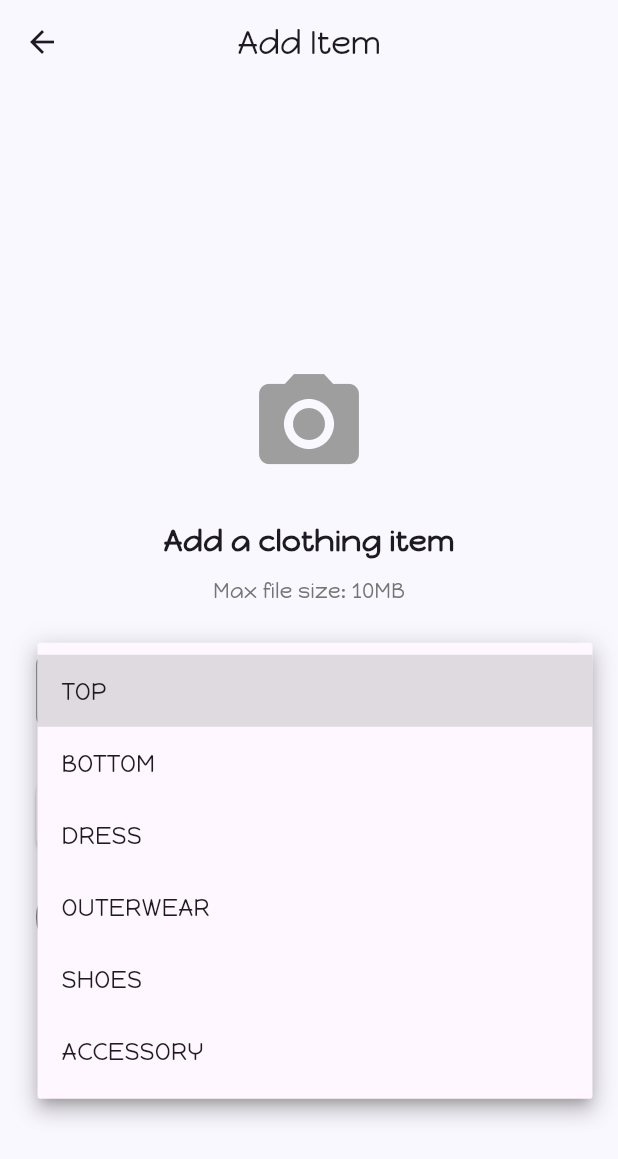
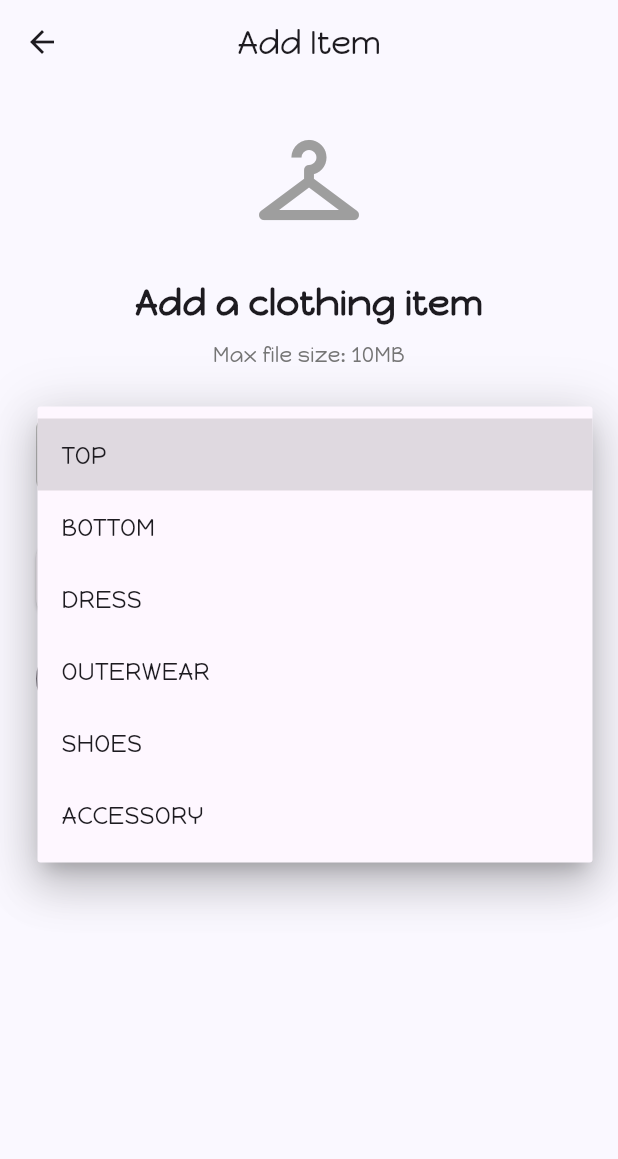
Before and after one commit to HybridCloudWorks/SimplySoph-SimplyStyles, a Flutter app: the AddItemScreen screen opened directly, after a tap on "TOP", on a phone screen of 412 x 824 dp. Shown: the top 1159 px of the screen. Run offline on Flutter 3.47's test engine with Material 3 defaults, Android fonts, the phone set to English and light mode, and no system bars; our stand-ins replace cached_network_image, cloud_firestore, cloud_functions, firebase_auth, firebase_core, firebase_storage and 1 more; missing offline and left inert: algoliasearch, dart:html; accounts and stored records are empty.

Commit message:
Fix ImageService web compatibility, unify upload logic, and improve AddItemScreen UI for mobile.
- Refactor ImageService to use Uint8List instead of dart:io File for cross-platform compatibility.
- Remove dart:io dependency from ImageService.
- Unify WardrobeService.addItem to use byte-based upload, removing separate path-based method.
- Update AddItemScreen to always read image bytes and use the unified service method.
- Improve AddItemScreen UI with SafeArea and SingleChildScrollView for better mobile experience.
- Fix logic errors in deleteItem and ensure addItem returns docId.

```diff
--- a/lib/screens/scanner/add_item_screen.dart
+++ b/lib/screens/scanner/add_item_screen.dart
@@ -46,21 +46,14 @@ class _AddItemScreenState extends State<AddItemScreen> {
 
       if (userId == null) throw Exception('User not authenticated');
 
-      // Use bytes for web compatibility
-      if (kIsWeb) {
+      // Always read bytes, works on Web, Mobile (Android/iOS)
       final bytes = await image.readAsBytes();
-        await wardrobeService.addItemFromBytes(
+
+      await wardrobeService.addItem(
         userId: userId,
         imageBytes: bytes,
         category: _selectedCategory,
       );
-      } else {
-        await wardrobeService.addItem(
-          userId: userId,
-          imagePath: image.path,
-          category: _selectedCategory,
-        );
-      }
 
       if (mounted) {
         ScaffoldMessenger.of(context).showSnackBar(
@@ -123,43 +116,52 @@ class _AddItemScreenState extends State<AddItemScreen> {
       appBar: AppBar(
         title: const Text('Add Item'),
       ),
-      body: Center(
+      body: SafeArea(
+        child: SingleChildScrollView(
+          child: Center(
             child: _isUploading
-            ? const Column(
+                ? Padding(
+                  padding: const EdgeInsets.all(32.0),
+                  child: Column(
                       mainAxisAlignment: MainAxisAlignment.center,
                       children: [
-                  CircularProgressIndicator(),
-                  SizedBox(height: 16),
-                  Text('Uploading item...'),
-                  SizedBox(height: 8),
-                  Text(
+                        const CircularProgressIndicator(),
+                        const SizedBox(height: 16),
+                        const Text('Uploading item...'),
+                        const SizedBox(height: 8),
+                        const Text(
                           'Analyzing image and uploading...',
                           style: TextStyle(color: Colors.grey, fontSize: 12),
                         ),
                       ],
+                    ),
                 )
                 : Padding(
                     padding: const EdgeInsets.all(24.0),
+                    child: ConstrainedBox(
+                      constraints: const BoxConstraints(maxWidth: 600),
                       child: Column(
                         mainAxisAlignment: MainAxisAlignment.center,
+                        crossAxisAlignment: CrossAxisAlignment.stretch,
                         children: [
-                    const Icon(Icons.camera_alt, size: 80, color: Colors.grey),
+                          const Icon(Icons.checkroom, size: 80, color: Colors.grey),
                           const SizedBox(height: 24),
                           const Text(
                             'Add a clothing item',
-                      style: TextStyle(fontSize: 20, fontWeight: FontWeight.bold),
+                            textAlign: TextAlign.center,
+                            style: TextStyle(fontSize: 24, fontWeight: FontWeight.bold),
                           ),
                           const SizedBox(height: 8),
                           Text(
                             'Max file size: 10MB',
+                            textAlign: TextAlign.center,
                             style: TextStyle(color: Colors.grey[600], fontSize: 14),
                           ),
                           const SizedBox(height: 32),
                           Container(
-                      width: double.infinity,
                             padding: const EdgeInsets.symmetric(horizontal: 16),
                             decoration: BoxDecoration(
-                        border: Border.all(color: Colors.grey),
+                              border: Border.all(color: Colors.grey.shade400),
                               borderRadius: BorderRadius.circular(8),
                             ),
                             child: DropdownButtonHideUnderline(
@@ -167,10 +169,16 @@ class _AddItemScreenState extends State<AddItemScreen> {
                                 value: _selectedCategory,
                                 hint: const Text('Select Category'),
                                 isExpanded: true,
+                                icon: const Icon(Icons.arrow_drop_down),
+                                elevation: 16,
+                                underline: null,
                                 items: _categories.map((category) {
                                   return DropdownMenuItem(
                                     value: category,
-                              child: Text(category.toUpperCase()),
+                                    child: Text(
+                                      category.toUpperCase(),
+                                      style: const TextStyle(fontSize: 16),
+                                    ),
                                   );
                                 }).toList(),
                                 onChanged: (value) {
@@ -182,34 +190,35 @@ class _AddItemScreenState extends State<AddItemScreen> {
                             ),
                           ),
                           const SizedBox(height: 32),
-                    if (!kIsWeb)
-                      SizedBox(
-                        width: double.infinity,
-                        child: ElevatedButton.icon(
+                          // Camera option - conditionally shown but logic is same
+                          if (!kIsWeb) ...[
+                            ElevatedButton.icon(
                               onPressed: () => _pickImage(ImageSource.camera),
                               icon: const Icon(Icons.camera_alt),
                               label: const Text('Take Photo'),
                               style: ElevatedButton.styleFrom(
                                 padding: const EdgeInsets.all(16),
+                                textStyle: const TextStyle(fontSize: 16),
                               ),
                             ),
-                      ),
-                    if (!kIsWeb) const SizedBox(height: 16),
-                    SizedBox(
-                      width: double.infinity,
-                      child: OutlinedButton.icon(
+                            const SizedBox(height: 16),
+                          ],
+                          OutlinedButton.icon(
                             onPressed: () => _pickImage(ImageSource.gallery),
                             icon: const Icon(Icons.photo_library),
                             label: const Text('Choose from Gallery'),
                             style: OutlinedButton.styleFrom(
                               padding: const EdgeInsets.all(16),
-                        ),
+                              textStyle: const TextStyle(fontSize: 16),
                             ),
                           ),
                         ],
                       ),
                     ),
                   ),
+          ),
+        ),
+      ),
     );
   }
 }
```
Also changed, not shown: lib/services/image_service.dart (+11 -71 lines), lib/services/wardrobe_service.dart (+4 -63 lines). Lines whose indentation alone changed are shown as unchanged.
